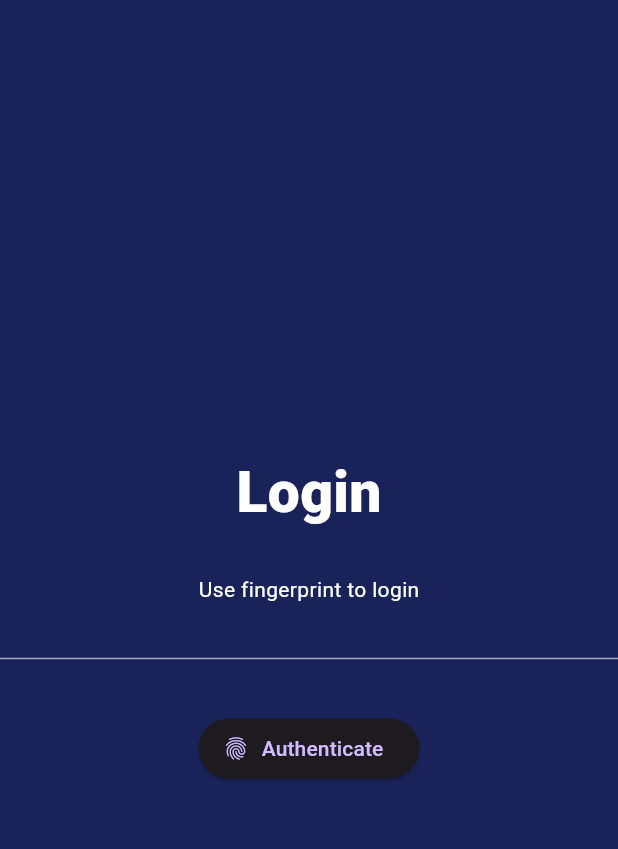
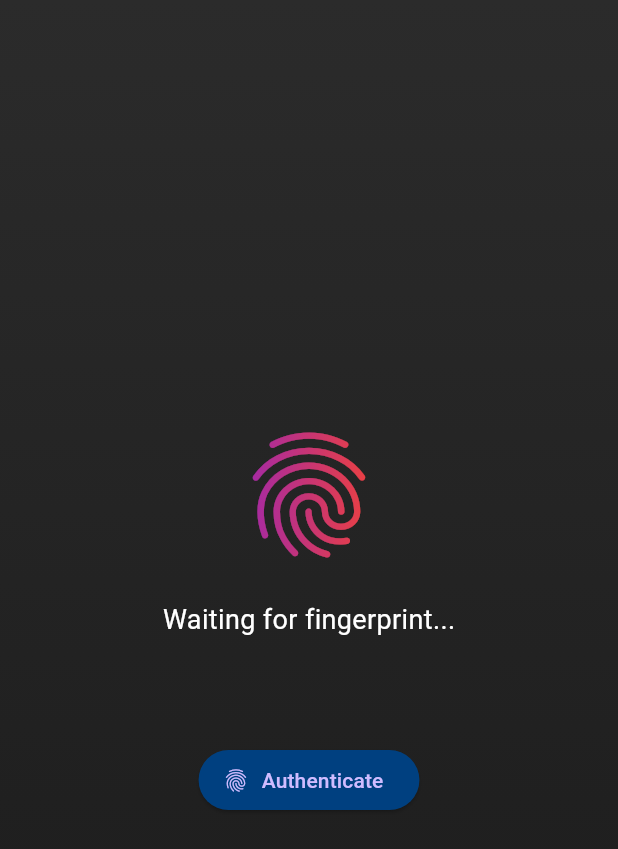
Before and after one commit to Lojain45Mostafa/InstagraClone, a Flutter app: the FingerPrint screen opened directly, on a phone screen of 412 x 824 dp. Shown: the top 849 px of the screen. Run offline on Flutter 3.47's test engine with Material 3 defaults, Android fonts, the phone set to English and light mode, and no system bars; our stand-ins replace camera, cloud_firestore, firebase_auth, firebase_core, firebase_storage, flutter_svg and 2 more; accounts and stored records are empty.

Commit message:
changing fingerprint ui

```diff
--- a/lib/screens/fingerPrint.dart
+++ b/lib/screens/fingerPrint.dart
@@ -14,37 +14,42 @@ class _FingerPrintState extends State<FingerPrint> {
   @override
   Widget build(BuildContext context) {
     return Scaffold(
-      backgroundColor: Color(0xFF192359),
-      body: SafeArea(
+      backgroundColor: Colors.transparent,
+      body: Container(
+        decoration: BoxDecoration(
+          gradient: LinearGradient(
+            begin: Alignment.topCenter,
+            end: Alignment.bottomCenter,
+            colors: [Color(0xFF2B2B2B), Color(0xFF1A1A1A)],
+          ),
+        ),
+        child: SafeArea(
           child: Center(
             child: Column(
               mainAxisAlignment: MainAxisAlignment.center,
               crossAxisAlignment: CrossAxisAlignment.center,
               children: [
-              Text(
-                'Login',
-                style: TextStyle(
-                  color: Colors.white,
-                  fontSize: 38,
-                  fontWeight: FontWeight.w800,
-                ),
-              ),
-              SizedBox(
-                height: 28,
-              ),
-              Text(
-                "Use fingerprint to login",
-                style: TextStyle(
+                ShaderMask(
+                  shaderCallback: (Rect bounds) {
+                    return LinearGradient(
+                      colors: [Colors.purple, Colors.red],
+                    ).createShader(bounds);
+                  },
+                  child: Icon(
+                    Icons.fingerprint,
+                    size: 100,
                     color: Colors.white,
                   ),
                 ),
-              SizedBox(
-                height: 28,
+                SizedBox(height: 20),
+                Text(
+                  'Waiting for fingerprint...',
+                  style: TextStyle(
+                    color: Colors.white,
+                    fontSize: 18,
                   ),
-              Divider(color: Colors.white60),
-              SizedBox(
-                height: 28,
                 ),
+                SizedBox(height: 70),
                 ElevatedButton.icon(
                   onPressed: () async {
                     // Authenticating using biometrics and storing the result
@@ -53,14 +58,21 @@ class _FingerPrintState extends State<FingerPrint> {
                     print("Can authenticate $auth");
                     // Navigating to the LoginScreen if authentication is successful
                     if (auth) {
-                    Navigator.push(context,
-                        MaterialPageRoute(builder: (context) => LoginScreen()));
+                      Navigator.push(
+                        context,
+                        MaterialPageRoute(builder: (context) => LoginScreen()),
+                      );
                     }
                   },
                   icon: Icon(Icons.fingerprint),
                   label: Text("Authenticate"),
-              )
+                  style: ElevatedButton.styleFrom(
+                    primary: Color(
+                        0xFF004080), // Change this color to your desired button color
+                  ),
+                ),
               ],
+            ),
           ),
         ),
       ),
```
Lines whose indentation alone changed are shown as unchanged.
